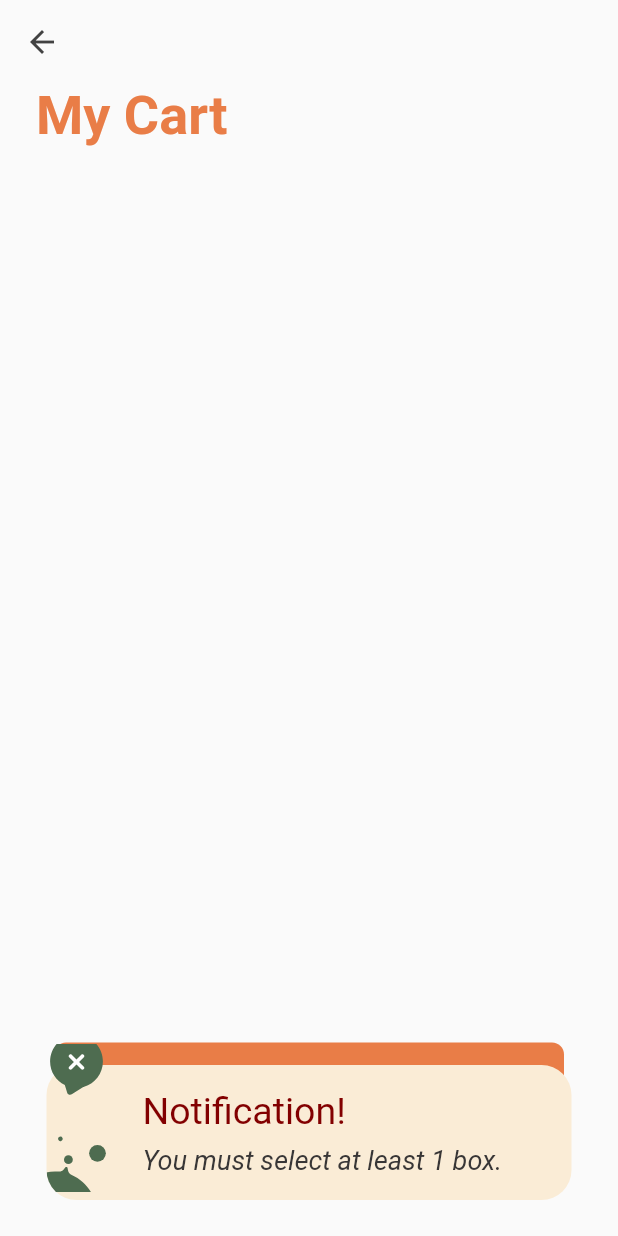
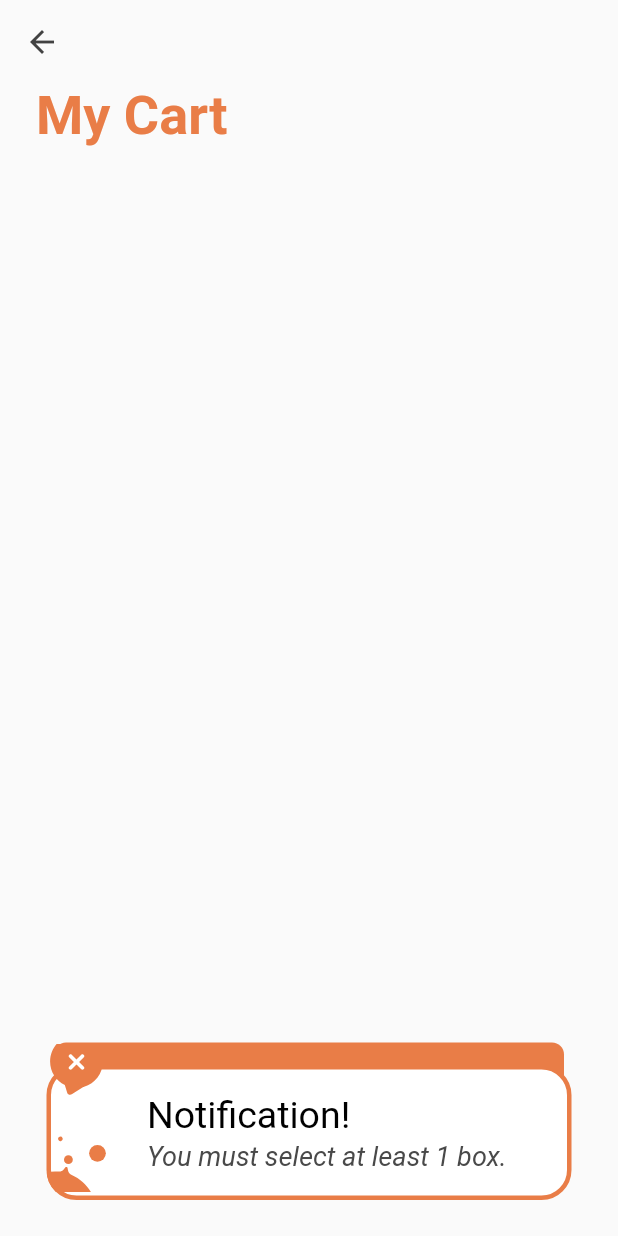
Before and after one commit to Google-Solution-Challenge-Metu/CanYouHearMe, a Flutter app: the CartPage screen opened directly, after a tap on "Call The Authorized", on a phone screen of 412 x 824 dp. Run offline on Flutter 3.47's test engine with Material 2 defaults, Android fonts, the phone set to English and light mode, and no system bars; our stand-ins replace audioplayers, cloud_firestore, firebase_auth, firebase_core, firebase_storage, flutter_svg and 11 more; missing offline and left inert: custom_info_window, google_maps_flutter_android, google_maps_flutter_platform_interface, google_maps_place_picker_mb, open_street_map_search_and_pick, rotary_scrollbar and 3 more; accounts and stored records are empty; project files that could hold a hidden picture were left out.

Commit message:
SnackBar ui updated & and added to post future

```diff
--- a/lib/screens/components/CustomSnackBarContent.dart
+++ b/lib/screens/components/CustomSnackBarContent.dart
@@ -18,11 +18,11 @@ class CustomSnackBarContent extends StatelessWidget {
         Container(
           padding: const EdgeInsets.all(16),
           height: 90,
-          decoration: const BoxDecoration(
-            color: Color.fromARGB(255,250, 236, 214),
+          decoration: BoxDecoration(
+            color: Colors.white,
             borderRadius: BorderRadius.all(Radius.circular(20)),
-
-            ),
+            border: Border.all(color: Color(0xffe97d47), width: 3)
+          ),
           child: Row(
             children: [
               const SizedBox(width: 48),
@@ -30,12 +30,12 @@ class CustomSnackBarContent extends StatelessWidget {
                 child: Column(
                   crossAxisAlignment: CrossAxisAlignment.start,
                   children:  [
-                    const Text('Notification!', style: TextStyle(fontSize: 25, color: Color.fromARGB(255, 130, 0, 0)),),
+                    const Text('Notification!', style: TextStyle(fontSize: 25, color: Color.fromARGB(255, 0, 0, 0)),),
                     const Spacer(),
                     Text(
                       errorText,
                       style: const TextStyle(
-                        color: Color.fromARGB(255, 56, 54, 54),
+                        color: Color.fromARGB(255, 73, 73, 73),
                         fontSize: 18,
                         fontStyle: FontStyle.italic
                       ),
@@ -55,7 +55,7 @@ class CustomSnackBarContent extends StatelessWidget {
                 "assets/images/bubbles.svg",
                 height: 48,
                 width: 40,
-                color: Color(0xFF4E6C50),
+                color: Color(0xffe97d47),
                 ),
             ),
           ),
@@ -68,7 +68,7 @@ class CustomSnackBarContent extends StatelessWidget {
                 SvgPicture.asset(
                   "assets/images/fail.svg",
                   height: 40,
-                  color: Color(0xFF4E6C50)
+                  color: Color(0xffe97d47)
                 ),
                 Positioned(
                   top: 10,
```
Also changed, not shown: lib/screens/home/makeyourvoiceheard/post_page.dart (+9 -5 lines).
